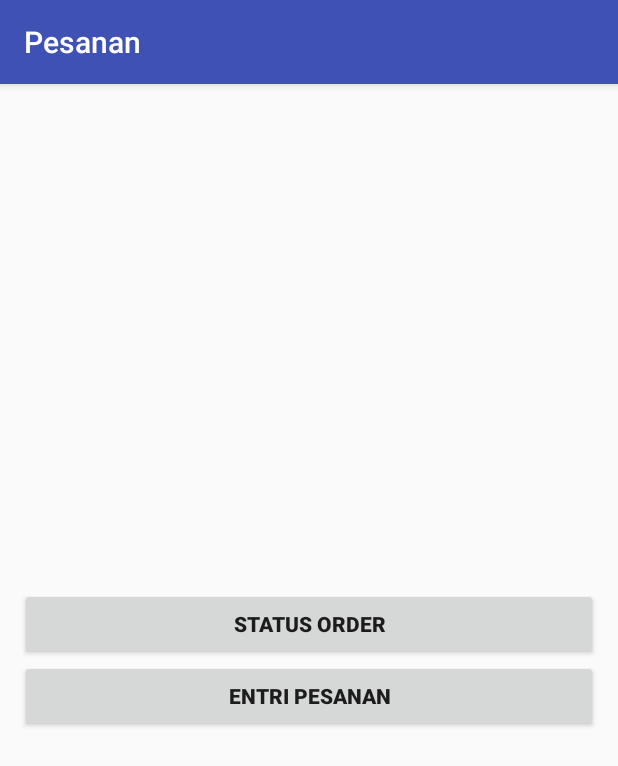
After one commit to kyurifood/aplikasi-marketer, an Android app: the Pesanan screen opened directly, with no data from a screen before it, on a phone screen of 412 x 824 dp. The commit adds this screen. Shown: the top 766 px of the screen. Run offline under Robolectric (Android 15) with nearby library versions, the phone set to English and light mode, and no system bars.

Commit message:
Menu Pesanan

```diff
--- /dev/null
+++ b/app/src/main/java/pusat/android/makananbekuenak/com/aplikasi_marketer/Pesanan.java
@@ -0,0 +1,33 @@
+package pusat.android.makananbekuenak.com.aplikasi_marketer;
+
+import android.content.Intent;
+import android.os.Bundle;
+import android.support.v7.app.AppCompatActivity;
+import android.view.View;
+import android.widget.Button;
+
+/**
+ * Created by gilang on 18/04/16.
+ */
+public class Pesanan extends AppCompatActivity {
+
+    private Button btn_order, btn_enrty;
+
+        @Override
+        protected void onCreate(Bundle savedInstanceState) {
+        super.onCreate(savedInstanceState);
+        setContentView(R.layout.menu_pesanan);
+
+            getSupportActionBar().setIcon(R.drawable.ic_pesanan);
+
+            btn_order = (Button) findViewById(R.id.sts_order);
+            btn_enrty = (Button) findViewById(R.id.entry_pesan);
+
+            btn_enrty.setOnClickListener(new View.OnClickListener() {
+                public void onClick(View v) {
+                    Intent intent = new Intent(getApplicationContext(), Entry_Order.class);
+                    startActivity(intent);
+                }
+            });
+    }
+}
--- a/app/src/main/res/layout/home_screen.xml
+++ b/app/src/main/res/layout/home_screen.xml
@@ -31,6 +31,7 @@
             android:layout_width="match_parent"
             android:layout_height="match_parent"
             android:textSize="20dp"
+            android:onClick="btn_pesanan"
             android:text="|Pesanan"
             android:id="@+id/pesanan"
             android:drawableLeft="@drawable/ic_pesanan"
--- /dev/null
+++ b/app/src/main/res/layout/menu_pesanan.xml
@@ -0,0 +1,39 @@
+<?xml version="1.0" encoding="utf-8"?>
+<LinearLayout xmlns:android="http://schemas.android.com/apk/res/android"
+    android:orientation="vertical"
+    android:layout_width="match_parent"
+    android:layout_height="match_parent"
+    android:gravity="center">
+
+    <LinearLayout
+        android:layout_width="match_parent"
+        android:layout_height="wrap_content"
+        android:layout_marginRight="13dp"
+        android:layout_marginLeft="13dp">
+
+        <Button
+            android:layout_width="fill_parent"
+            android:layout_height="wrap_content"
+            android:text="Status Order"
+            android:textStyle="bold"
+            android:id="@+id/sts_order"
+            android:layout_gravity="center_horizontal" />
+
+    </LinearLayout>
+    <LinearLayout
+        android:layout_width="match_parent"
+        android:layout_height="wrap_content"
+        android:layout_marginRight="13dp"
+        android:layout_marginLeft="13dp">
+
+        <Button
+            android:layout_width="fill_parent"
+            android:layout_height="wrap_content"
+            android:text="Entri Pesanan"
+            android:textStyle="bold"
+            android:id="@+id/entry_pesan"
+            android:layout_gravity="center_horizontal" />
+
+    </LinearLayout>
+
+</LinearLayout>
```
Also changed, not shown: app/src/main/AndroidManifest.xml (+11 -0 lines), app/src/main/java/pusat/android/makananbekuenak/com/aplikasi_marketer/HomeScreen.java (+7 -16 lines).
